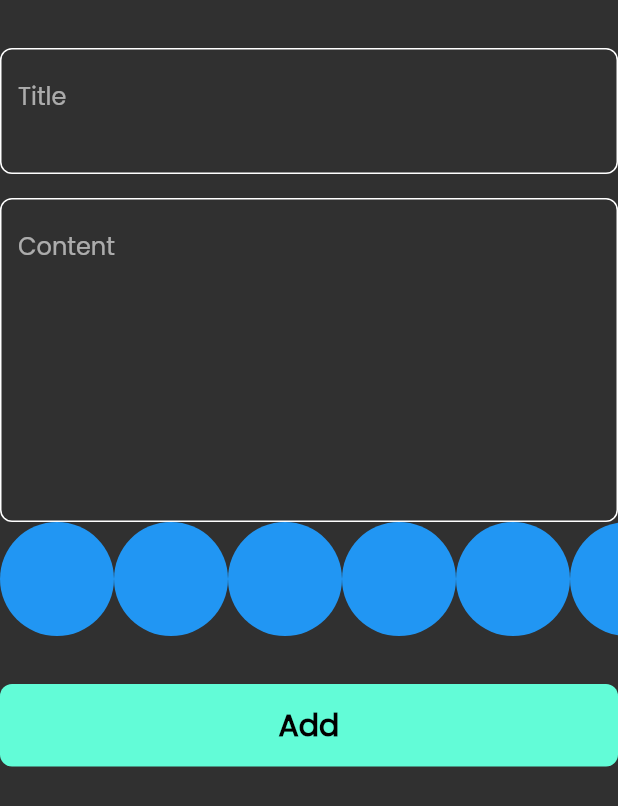
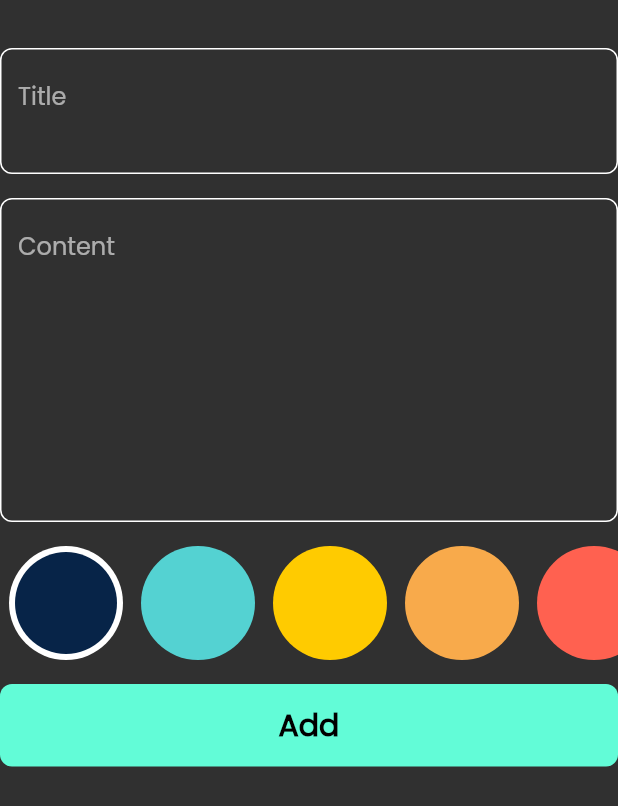
Before and after one commit to logann99/notes_app, a Flutter app: the AddNoteForm widget shown alone on an empty page, opened directly, on a phone screen of 412 x 824 dp. Shown: the top 806 px of the screen. Run offline on Flutter 3.47's test engine with Material 2 defaults, Android fonts, the phone set to English and light mode, and no system bars; our stand-ins replace bloc, flutter_bloc, font_awesome_flutter, hive, hive_flutter; accounts and stored records are empty.

Commit message:
Create colors list part two

```diff
--- a/lib/widgets/add_note_form.dart
+++ b/lib/widgets/add_note_form.dart
@@ -48,9 +48,12 @@ class _AddNoteFormState extends State<AddNoteForm> {
             hint: 'Content',
             maxLines: 8,
           ),
+          const SizedBox(
+            height: 16,
+          ),
           const ColorsListView(),
           const SizedBox(
-            height: 32,
+            height: 16,
           ),
           BlocBuilder<AddNoteCubit, AddNoteState>(
             //To make button listen to his state
--- a/lib/widgets/colors_list_view.dart
+++ b/lib/widgets/colors_list_view.dart
@@ -1,29 +1,72 @@
 import 'package:flutter/material.dart';
 
 class ColorItem extends StatelessWidget {
-  const ColorItem({super.key});
+  const ColorItem({
+    super.key,
+    required this.isActiveColor,
+    required this.color,
+  });
 
+  final bool isActiveColor;
+  final Color color;
   @override
   Widget build(BuildContext context) {
-    return const CircleAvatar(
+    return isActiveColor
+        ? CircleAvatar(
             radius: 38,
-      backgroundColor: Colors.blue,
+            backgroundColor: Colors.white,
+            child: CircleAvatar(
+              radius: 34,
+              backgroundColor: color,
+            ),
+          )
+        : CircleAvatar(
+            radius: 38,
+            backgroundColor: color,
           );
   }
 }
 
-class ColorsListView extends StatelessWidget {
-  const ColorsListView({super.key});
+class ColorsListView extends StatefulWidget {
+  const ColorsListView({
+    super.key,
+  });
 
+  @override
+  State<ColorsListView> createState() => _ColorsListViewState();
+}
+
+class _ColorsListViewState extends State<ColorsListView> {
+  int currentColorIndex = 0;
+  List<Color> colors = const [
+    Color(0xff072448),
+    Color(0xff54d2d2),
+    Color(0xffffcb00),
+    Color(0xfff8aa4b),
+    Color(0xffff6150),
+  ];
   @override
   Widget build(BuildContext context) {
     return SizedBox(
-      height: 38*2,
+      height: 38 * 2,
       child: ListView.builder(
-        itemCount: 10,
+          itemCount: colors.length,
           scrollDirection: Axis.horizontal,
           itemBuilder: (context, index) {
-        return const ColorItem();
+            return Padding(
+                padding: const EdgeInsets.symmetric(
+                  horizontal: 6,
+                ),
+                child: GestureDetector(
+                  onTap: () {
+                    currentColorIndex = index;
+                    setState(() {});
+                  },
+                  child: ColorItem(
+                    color: colors[index],
+                    isActiveColor: currentColorIndex == index,
+                  ),
+                ));
           }),
     );
   }
```
Lines whose indentation alone changed are shown as unchanged.
